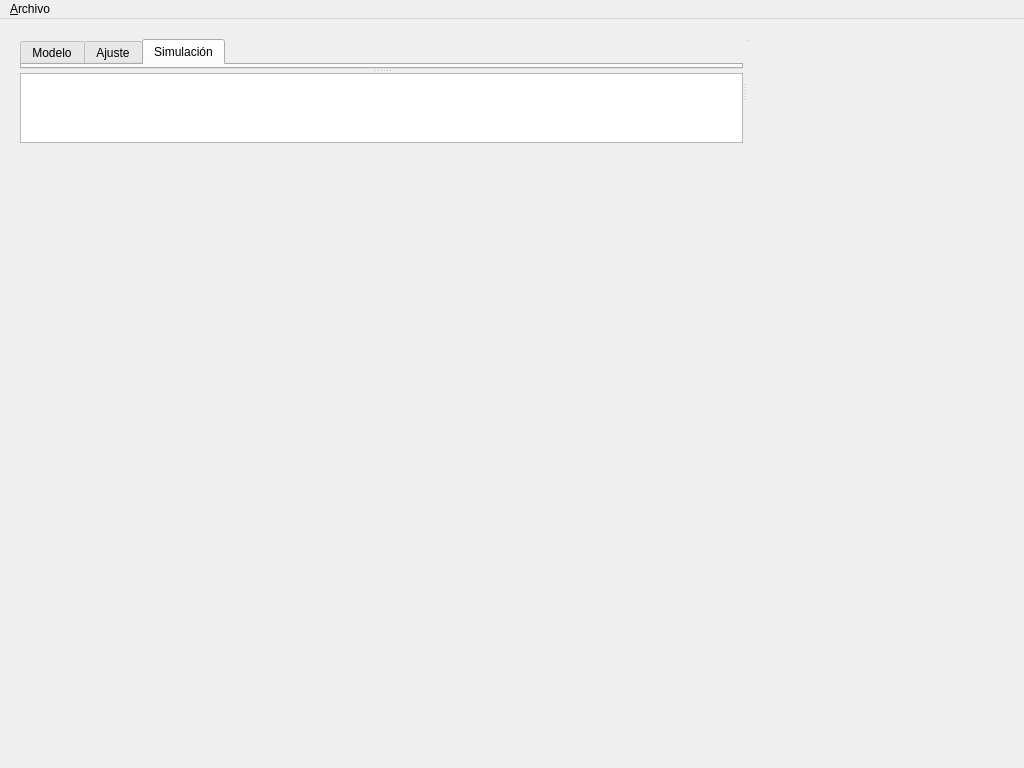
Old version of the form interface.ui in the repository Lu-Antonucci/CorrosionEIS.
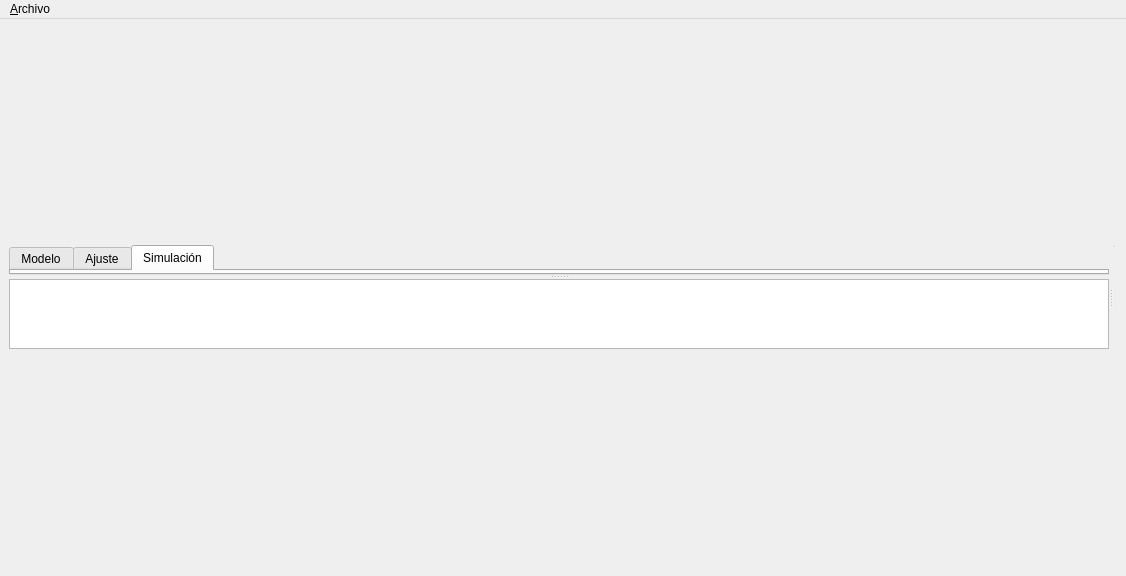
New version of the form.

Commit message: Se corrigió el zoom cuando se maximiza la ventana

Diff of the .ui file:
```diff
--- a/interface.ui
+++ b/interface.ui
@@ -9,8 +9,8 @@
    <rect>
     <x>0</x>
     <y>0</y>
-    <width>1024</width>
-    <height>768</height>
+    <width>1126</width>
+    <height>576</height>
    </rect>
   </property>
   <property name="contextMenuPolicy">
@@ -26,15 +26,9 @@
      <verstretch>0</verstretch>
     </sizepolicy>
    </property>
+   <layout class="QGridLayout" name="gridLayout">
+    <item row="0" column="0">
    <widget class="QSplitter" name="splitter_3">
-    <property name="geometry">
-     <rect>
-      <x>20</x>
-      <y>20</y>
-      <width>731</width>
-      <height>401</height>
-     </rect>
-    </property>
     <property name="sizePolicy">
      <sizepolicy hsizetype="Expanding" vsizetype="Expanding">
       <horstretch>0</horstretch>
@@ -290,13 +284,15 @@
      </widget>
     </widget>
    </widget>
+    </item>
+   </layout>
   </widget>
   <widget class="QMenuBar" name="menubar">
    <property name="geometry">
     <rect>
      <x>0</x>
      <y>0</y>
-     <width>1024</width>
+     <width>1126</width>
      <height>20</height>
     </rect>
    </property>
```
Left out of the diff: 2 changed lines with no effect on the pictures. Lines whose indentation alone changed are shown as unchanged. The commit also changes 1 other file.
